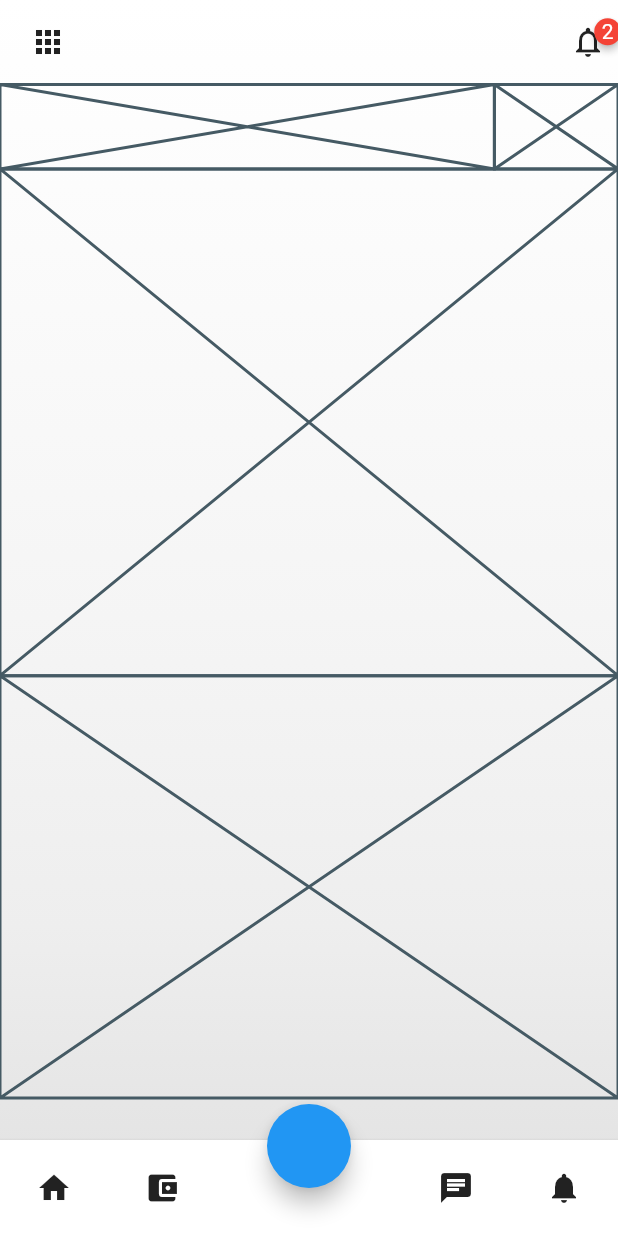
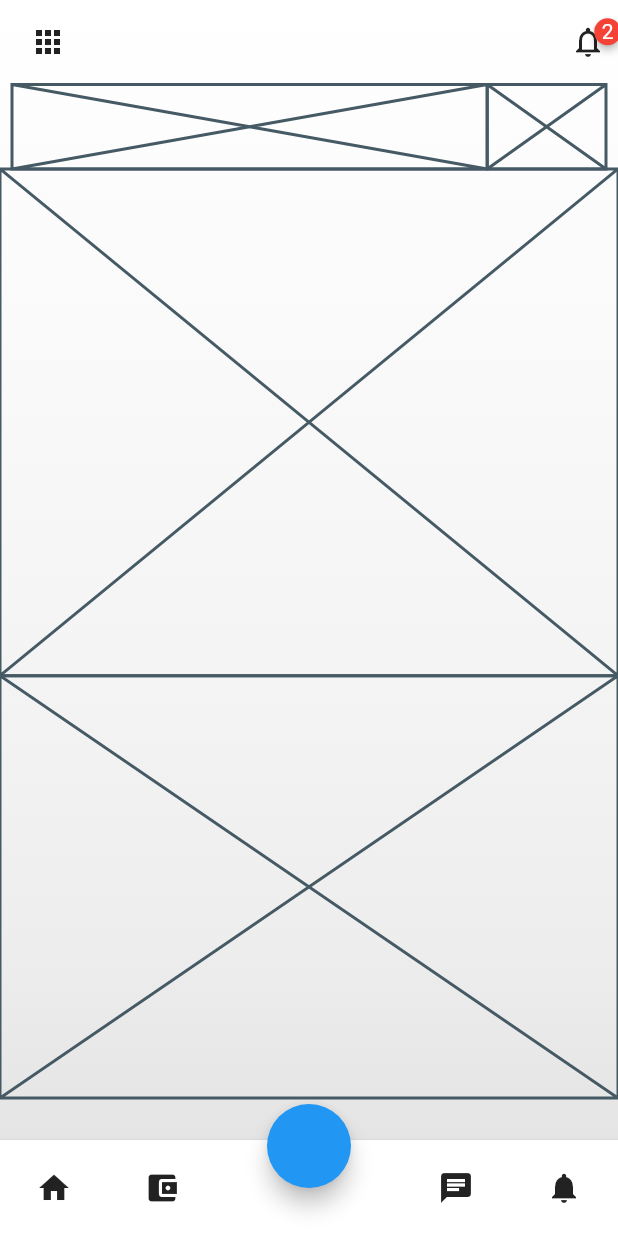
Before and after one commit to JAICHANGPARK/flutter_notebook_11th_story, a Flutter app: the screen it shows after launch, on a phone screen of 412 x 824 dp. Run offline on Flutter 3.47's test engine with Material 2 defaults, Android fonts, the phone set to English and light mode, and no system bars; drawn by our look-alikes of badges; our stand-ins replace backdrop, flutter_inner_drawer, flutter_slidable, flutter_swiper, google_fonts.

Commit message:
Update real_estate_home_page.dart

```diff
--- a/lib/ep731_real_estate_app/ui/real_estate_home_page.dart
+++ b/lib/ep731_real_estate_app/ui/real_estate_home_page.dart
@@ -107,7 +107,9 @@ class _RealEstateHomePageState extends State<RealEstateHomePage> {
                         ],
                       ),
                     )),
-                    Expanded(child: Row(
+                    Expanded(child: Padding(
+                      padding: const EdgeInsets.symmetric(horizontal: 8),
+                      child: Row(
                         children: [
                           Expanded(
                             flex: 8,
@@ -116,6 +118,7 @@ class _RealEstateHomePageState extends State<RealEstateHomePage> {
                               flex: 2,
                               child: Placeholder()),
                         ],
+                      ),
                     )),
                     Expanded(flex: 6, child: Placeholder()),
                     Expanded(flex: 5, child: Placeholder()),
```
Lines whose indentation alone changed are shown as unchanged.
